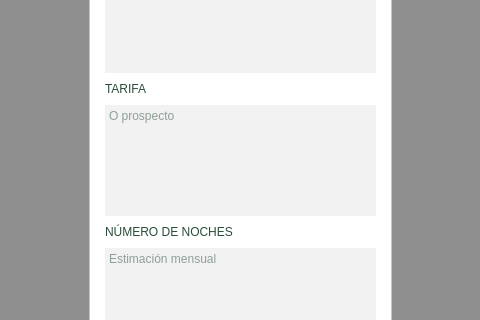
Before: the Qt Designer form extrainfo.ui in altitude-solutions/Camino_Real_Desktop, drawn with Qt 5; both pictures show x 225 to 705 and y 91 to 411 of the 931 by 505 pixel window.
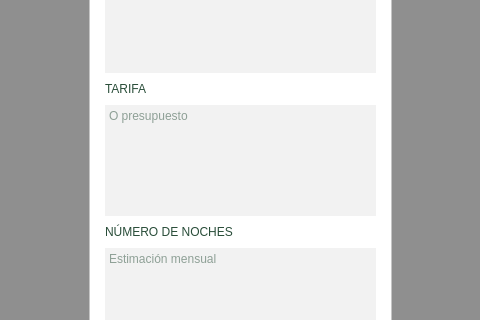
After: the same form once the commit is applied.

What changed in the file:
```diff
--- a/extrainfo.ui
+++ b/extrainfo.ui
@@ -179,7 +179,7 @@
 max-height:5em;</string>
              </property>
              <property name="placeholderText">
-              <string>O prospecto</string>
+              <string>O presupuesto</string>
              </property>
             </widget>
            </item>
```
